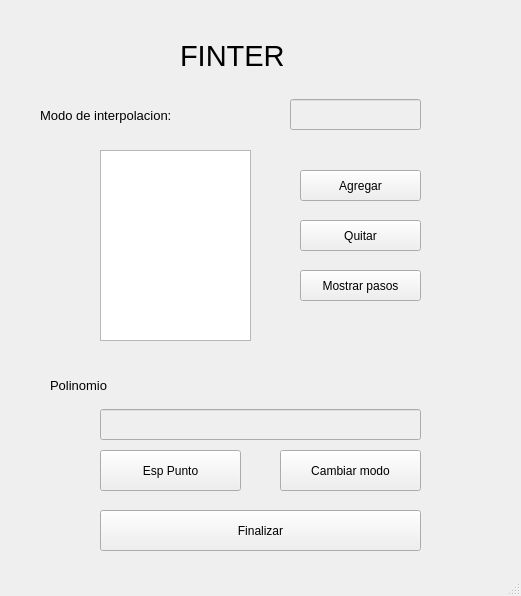
Before: the Qt Designer form interface.ui in alangadiel/TP-MatSup-2c-2019, drawn with Qt 5.
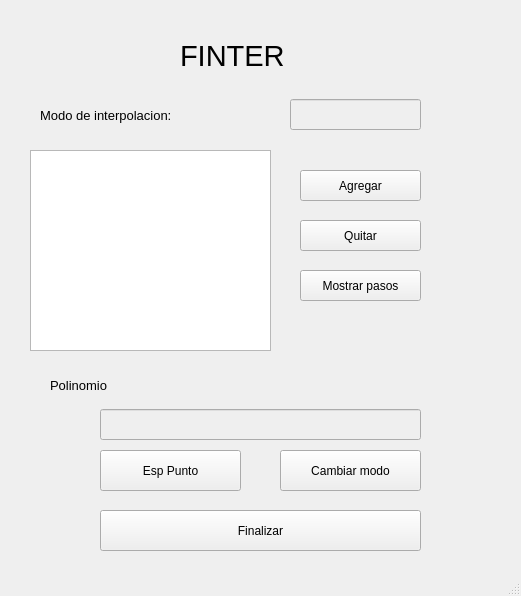
After: the same form once the commit is applied.

Commit message: Tabla funcionando para agregar datos

```diff
--- a/interface.ui
+++ b/interface.ui
@@ -66,16 +66,6 @@
      </rect>
     </property>
    </widget>
-   <widget class="QTableView" name="tableView">
-    <property name="geometry">
-     <rect>
-      <x>100</x>
-      <y>150</y>
-      <width>151</width>
-      <height>191</height>
-     </rect>
-    </property>
-   </widget>
    <widget class="QPushButton" name="agregar">
     <property name="geometry">
      <rect>
@@ -185,6 +175,16 @@
      <string>Finalizar</string>
     </property>
    </widget>
+   <widget class="QTableWidget" name="tableWidget">
+    <property name="geometry">
+     <rect>
+      <x>30</x>
+      <y>150</y>
+      <width>241</width>
+      <height>201</height>
+     </rect>
+    </property>
+   </widget>
    <zorder>agregar</zorder>
    <zorder>label</zorder>
    <zorder>label_2</zorder>
```
Left out of the diff: 2 changed lines with no effect on the pictures. The commit also changes 1 other file.
